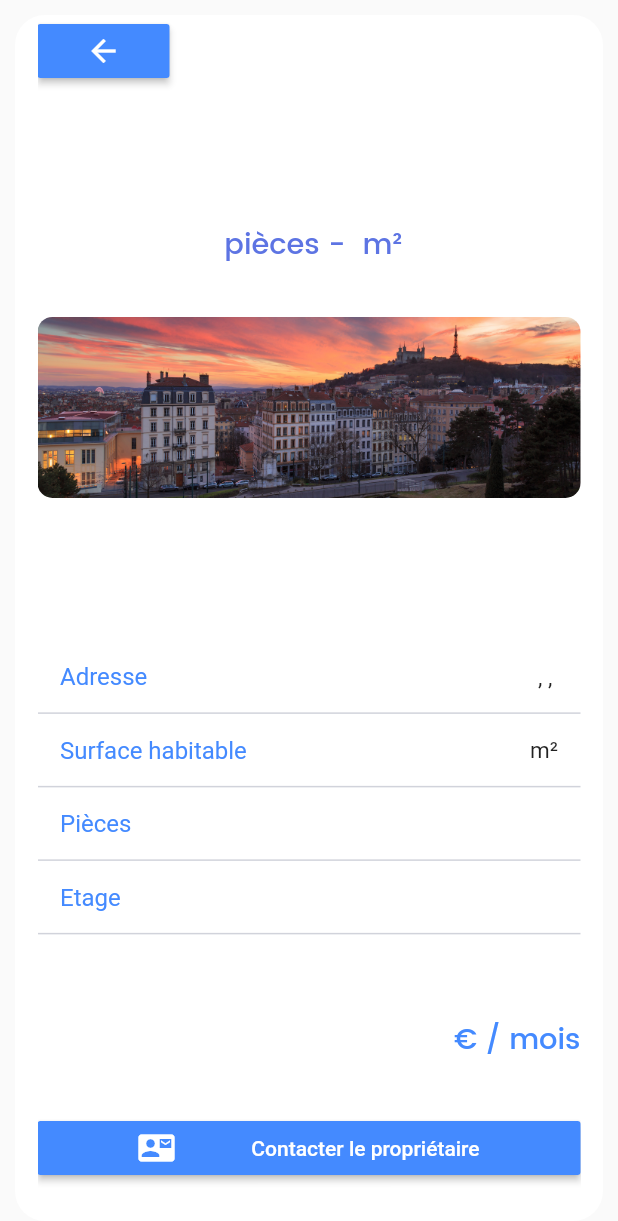
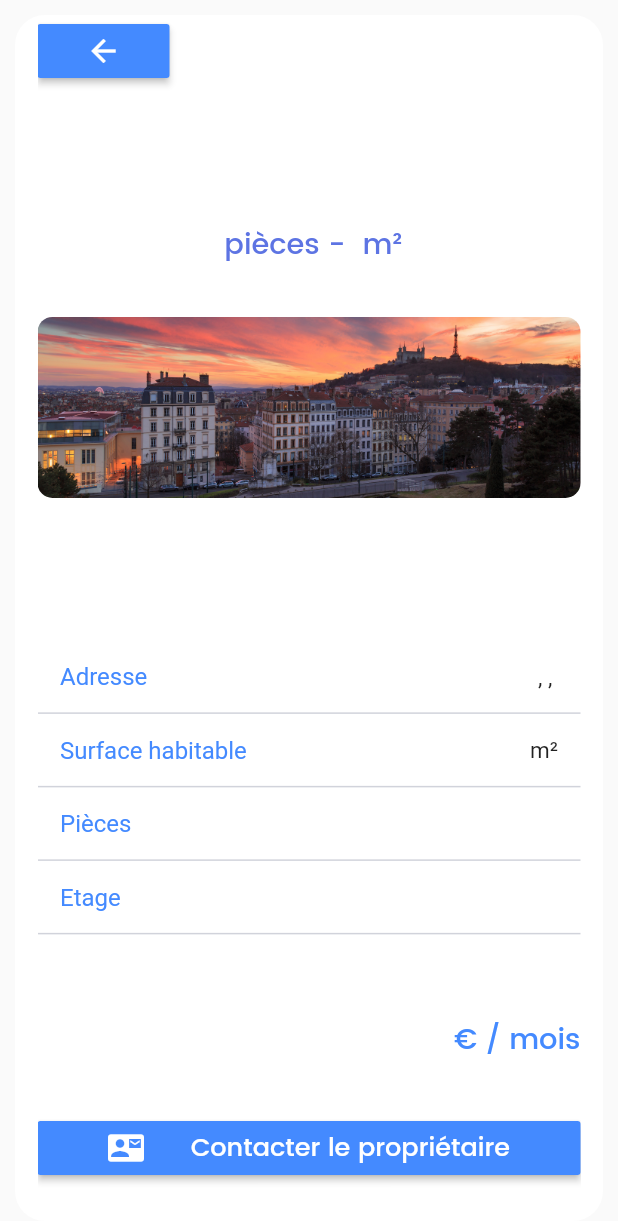
Before and after one commit to theejkb/ywy_app, a Flutter app: the OffresDetailsPage widget shown alone on an empty page, opened directly with empty values, on a phone screen of 412 x 824 dp. Shown: the top 1221 px of the screen. Run offline on Flutter 3.47's test engine with Material 2 defaults, Android fonts, the phone set to English and light mode, and no system bars; our stand-ins replace curved_navigation_bar, flutter_screenutil, page_transition; missing offline and left inert: icon_shadow; network calls fail; Roboto replaces fonts that are missing (Poppins-light).

Commit message:
fix bugs and details

```diff
--- a/lib/ui/pages/offresDetailsPage.dart
+++ b/lib/ui/pages/offresDetailsPage.dart
@@ -16,8 +16,7 @@ class OffresDetailsPage extends StatelessWidget {
     ScreenUtil.instance = ScreenUtil.getInstance()..init(context);
     ScreenUtil.instance =
         ScreenUtil(width: 750, height: 1334, allowFontScaling: true);
-    return Hero(
-      tag: property,
+    return Container(
       child: Material(
         type: MaterialType.transparency,
         child: Container(
@@ -144,7 +143,10 @@ class OffresDetailsPage extends StatelessWidget {
                     ),
                     Text(
                       "Contacter le propriétaire",
-                      style: TextStyle(color: Colors.white),
+                      style: TextStyle(
+                        fontSize: 17,
+                          fontFamily: "Poppins-medium",
+                          color: Colors.white),
                     ),
                   ],
                 ),
--- a/lib/ui/widgets/OffresWidget.dart
+++ b/lib/ui/widgets/OffresWidget.dart
@@ -53,8 +53,7 @@ class OffresWidget extends StatelessWidget {
             shrinkWrap: true,
             itemBuilder: (context, index) {
               if (propertiesProvider.length != null) {
-                return Hero(
-                  tag: propertiesProvider[index],
+                return Container(
                   child: Wrap(
                     children: <Widget>[
                       InkWell(
@@ -62,7 +61,7 @@ class OffresWidget extends StatelessWidget {
                           Navigator.push(
                               context,
                               PageTransition(
-                                  type: PageTransitionType.rightToLeft,
+                                  type: PageTransitionType.fade,
                                   child: OffresDetailsPage(
                                       property: propertiesProvider[index])));
                         },
```
